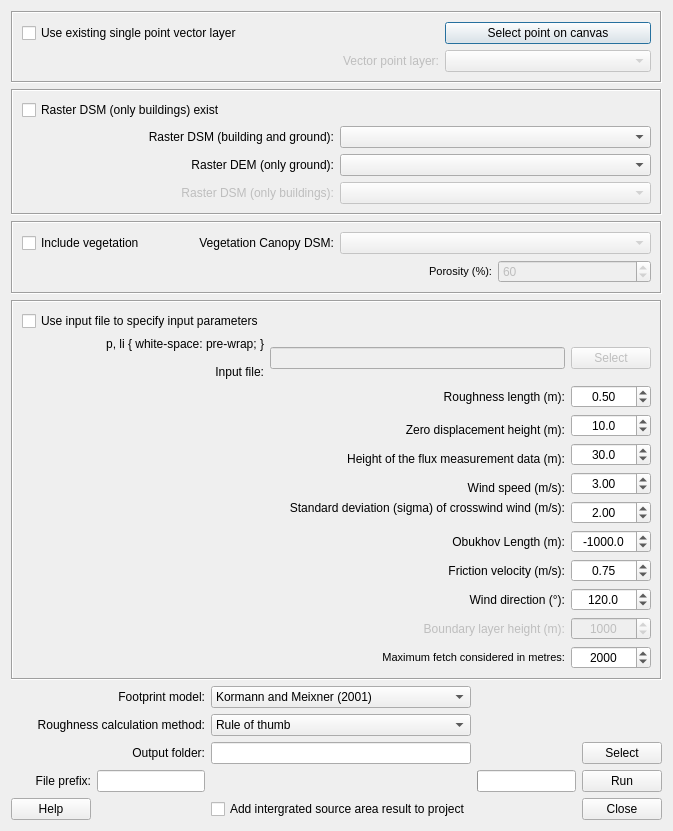
Qt form FootprintModel/footprint_model_dialog_base.ui (UMEP-dev/UMEP) before a commit.
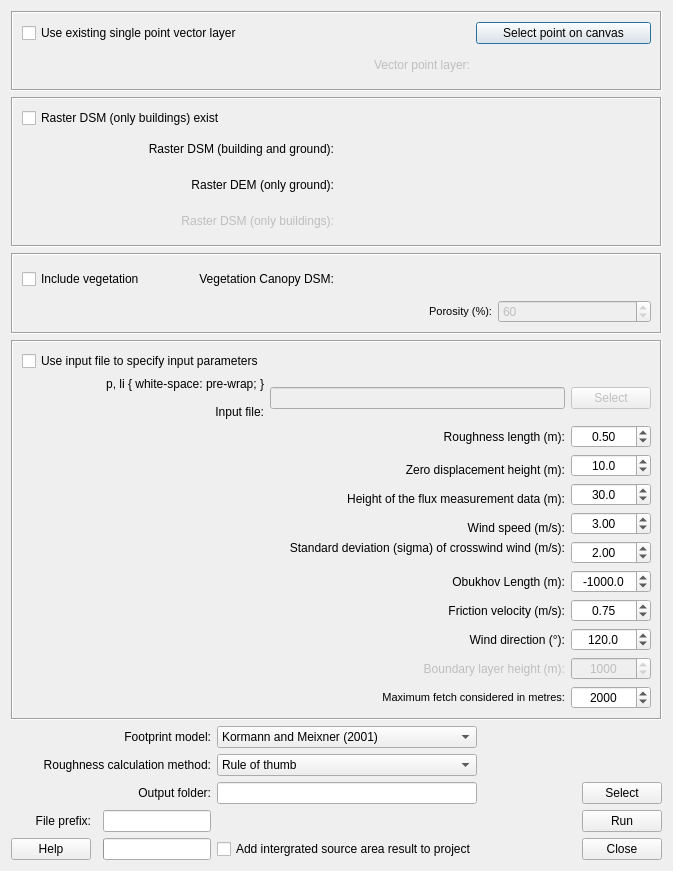
The same form after that commit.

Diff of the .ui file:
```diff
--- a/FootprintModel/footprint_model_dialog_base.ui
+++ b/FootprintModel/footprint_model_dialog_base.ui
@@ -7,7 +7,7 @@
     <x>0</x>
     <y>0</y>
     <width>673</width>
-    <height>794</height>
+    <height>870</height>
    </rect>
   </property>
   <property name="windowTitle">
@@ -23,47 +23,7 @@
       <enum>QFrame::Sunken</enum>
      </property>
      <layout class="QGridLayout" name="gridLayout">
-      <item row="1" column="1">
-       <widget class="QLabel" name="label_6">
-        <property name="enabled">
-         <bool>false</bool>
-        </property>
-        <property name="text">
-         <string>Vector point layer:</string>
-        </property>
-        <property name="alignment">
-         <set>Qt::AlignRight|Qt::AlignTrailing|Qt::AlignVCenter</set>
-        </property>
-        <property name="buddy">
-         <cstring>comboBox_Point</cstring>
-        </property>
-       </widget>
-      </item>
-      <item row="0" column="0" colspan="2">
-       <widget class="QCheckBox" name="checkBoxVectorLayer">
-        <property name="layoutDirection">
-         <enum>Qt::LeftToRight</enum>
-        </property>
-        <property name="text">
-         <string>Use existing single point vector layer</string>
-        </property>
-       </widget>
-      </item>
-      <item row="1" column="2">
-       <widget class="QComboBox" name="comboBox_Point">
-        <property name="enabled">
-         <bool>false</bool>
-        </property>
-        <property name="toolTip">
-         <string>&lt;!DOCTYPE HTML PUBLIC &quot;-//W3C//DTD HTML 4.0//EN&quot; &quot;http://www.w3.org/TR/REC-html40/strict.dtd&quot;&gt;
-&lt;html&gt;&lt;head&gt;&lt;meta name=&quot;qrichtext&quot; content=&quot;1&quot; /&gt;&lt;style type=&quot;text/css&quot;&gt;
-p, li { white-space: pre-wrap; }
-&lt;/style&gt;&lt;/head&gt;&lt;body style=&quot; font-family:'MS Shell Dlg 2'; font-size:8.25pt; font-weight:400; font-style:normal;&quot;&gt;
-&lt;p style=&quot; margin-top:0px; margin-bottom:0px; margin-left:0px; margin-right:0px; -qt-block-indent:0; text-indent:0px;&quot;&gt;&lt;span style=&quot; font-size:8pt;&quot;&gt;This Polygon layer could include one single or mutiple squares &lt;/span&gt;&lt;/p&gt;&lt;/body&gt;&lt;/html&gt;</string>
-        </property>
-       </widget>
-      </item>
-      <item row="0" column="2">
+      <item row="0" column="3">
        <widget class="QPushButton" name="selectpoint">
         <property name="contextMenuPolicy">
          <enum>Qt::DefaultContextMenu</enum>
@@ -79,7 +39,17 @@
         </property>
        </widget>
       </item>
-      <item row="2" column="1">
+      <item row="0" column="0">
+       <widget class="QCheckBox" name="checkBoxVectorLayer">
+        <property name="layoutDirection">
+         <enum>Qt::LeftToRight</enum>
+        </property>
+        <property name="text">
+         <string>Use existing single point vector layer</string>
+        </property>
+       </widget>
+      </item>
+      <item row="4" column="1" colspan="2">
        <spacer name="verticalSpacer_5">
         <property name="orientation">
          <enum>Qt::Vertical</enum>
@@ -92,95 +62,32 @@
         </property>
        </spacer>
       </item>
-     </layout>
-    </widget>
-   </item>
-   <item row="1" column="0">
-    <widget class="QFrame" name="frame">
-     <property name="frameShape">
-      <enum>QFrame::Box</enum>
-     </property>
-     <property name="frameShadow">
-      <enum>QFrame::Sunken</enum>
-     </property>
-     <layout class="QGridLayout" name="gridLayout_2">
-      <item row="0" column="0">
-       <widget class="QCheckBox" name="checkBoxOnlyBuilding">
-        <property name="layoutDirection">
-         <enum>Qt::LeftToRight</enum>
-        </property>
-        <property name="text">
-         <string>Raster DSM (only buildings) exist</string>
-        </property>
-       </widget>
-      </item>
-      <item row="1" column="0">
-       <widget class="QLabel" name="label_2">
-        <property name="text">
-         <string>Raster DSM (building and ground):</string>
-        </property>
-        <property name="alignment">
-         <set>Qt::AlignRight|Qt::AlignTrailing|Qt::AlignVCenter</set>
-        </property>
-        <property name="buddy">
-         <cstring>comboBox_DSMbuildground</cstring>
-        </property>
-       </widget>
-      </item>
-      <item row="2" column="0">
-       <widget class="QLabel" name="label_3">
-        <property name="text">
-         <string>Raster DEM (only ground):</string>
-        </property>
-        <property name="alignment">
-         <set>Qt::AlignRight|Qt::AlignTrailing|Qt::AlignVCenter</set>
-        </property>
-        <property name="buddy">
-         <cstring>comboBox_DEM</cstring>
-        </property>
-       </widget>
-      </item>
-      <item row="2" column="1">
-       <widget class="QComboBox" name="comboBox_DEM"/>
-      </item>
-      <item row="3" column="0">
-       <widget class="QLabel" name="label_4">
-        <property name="enabled">
-         <bool>false</bool>
-        </property>
-        <property name="text">
-         <string>Raster DSM (only buildings):</string>
-        </property>
-        <property name="alignment">
-         <set>Qt::AlignRight|Qt::AlignTrailing|Qt::AlignVCenter</set>
-        </property>
-        <property name="buddy">
-         <cstring>comboBox_DSMbuild</cstring>
-        </property>
-       </widget>
-      </item>
-      <item row="3" column="1">
-       <widget class="QComboBox" name="comboBox_DSMbuild">
-        <property name="enabled">
-         <bool>false</bool>
-        </property>
-       </widget>
-      </item>
-      <item row="1" column="1">
-       <widget class="QComboBox" name="comboBox_DSMbuildground"/>
-      </item>
-      <item row="4" column="0">
-       <spacer name="verticalSpacer">
-        <property name="orientation">
-         <enum>Qt::Vertical</enum>
-        </property>
-        <property name="sizeHint" stdset="0">
+      <item row="1" column="3">
+       <widget class="QWidget" name="widgetPointLayer" native="true">
+        <property name="minimumSize">
          <size>
-          <width>20</width>
-          <height>40</height>
+          <width>175</width>
+          <height>30</height>
          </size>
         </property>
-       </spacer>
+        <property name="layoutDirection">
+         <enum>Qt::LeftToRight</enum>
+        </property>
+        <layout class="QGridLayout" name="gridLayout_10"/>
+       </widget>
+      </item>
+      <item row="1" column="2">
+       <widget class="QLabel" name="label_6">
+        <property name="enabled">
+         <bool>false</bool>
+        </property>
+        <property name="text">
+         <string>Vector point layer:</string>
+        </property>
+        <property name="alignment">
+         <set>Qt::AlignRight|Qt::AlignTrailing|Qt::AlignVCenter</set>
+        </property>
+       </widget>
       </item>
      </layout>
     </widget>
@@ -193,27 +100,7 @@
      <property name="frameShadow">
       <enum>QFrame::Sunken</enum>
      </property>
-     <layout class="QGridLayout" name="gridLayout_3">
-      <item row="0" column="4" colspan="2">
-       <widget class="QComboBox" name="comboBox_vegdsm">
-        <property name="enabled">
-         <bool>false</bool>
-        </property>
-        <property name="toolTip">
-         <string>A raster grid consisting of heights of vegetation above ground. Should have same spatial extent and resolution as Building and Ground DSM</string>
-        </property>
-       </widget>
-      </item>
-      <item row="3" column="5">
-       <widget class="QSpinBox" name="spinBoxPorosity">
-        <property name="enabled">
-         <bool>false</bool>
-        </property>
-        <property name="value">
-         <number>60</number>
-        </property>
-       </widget>
-      </item>
+     <layout class="QGridLayout" name="gridLayout_11">
       <item row="0" column="0">
        <widget class="QCheckBox" name="checkBoxUseVeg">
         <property name="enabled">
@@ -224,7 +111,7 @@
         </property>
        </widget>
       </item>
-      <item row="0" column="2">
+      <item row="0" column="1">
        <widget class="QLabel" name="label_21">
         <property name="text">
          <string>Vegetation Canopy DSM:</string>
@@ -234,7 +121,21 @@
         </property>
        </widget>
       </item>
-      <item row="3" column="4">
+      <item row="0" column="2" colspan="2">
+       <widget class="QWidget" name="widgetVegDSM" native="true">
+        <property name="minimumSize">
+         <size>
+          <width>175</width>
+          <height>30</height>
+         </size>
+        </property>
+        <property name="layoutDirection">
+         <enum>Qt::LeftToRight</enum>
+        </property>
+        <layout class="QGridLayout" name="gridLayout_3"/>
+       </widget>
+      </item>
+      <item row="1" column="2">
        <widget class="QLabel" name="label_20">
         <property name="text">
          <string>&lt;!DOCTYPE HTML PUBLIC &quot;-//W3C//DTD HTML 4.0//EN&quot; &quot;http://www.w3.org/TR/REC-html40/strict.dtd&quot;&gt;
@@ -248,7 +149,17 @@
         </property>
        </widget>
       </item>
-      <item row="4" column="4">
+      <item row="1" column="3">
+       <widget class="QSpinBox" name="spinBoxPorosity">
+        <property name="enabled">
+         <bool>false</bool>
+        </property>
+        <property name="value">
+         <number>60</number>
+        </property>
+       </widget>
+      </item>
+      <item row="2" column="2">
        <spacer name="verticalSpacer_2">
         <property name="orientation">
          <enum>Qt::Vertical</enum>
@@ -603,24 +514,14 @@
        </property>
       </widget>
      </item>
-     <item row="3" column="4">
-      <widget class="QProgressBar" name="progressBar">
-       <property name="value">
-        <number>0</number>
-       </property>
-       <property name="textVisible">
-        <bool>false</bool>
-       </property>
-      </widget>
-     </item>
-     <item row="3" column="1">
+     <item row="3" column="2">
       <widget class="QLineEdit" name="textOutput_prefix">
        <property name="alignment">
         <set>Qt::AlignCenter</set>
        </property>
       </widget>
      </item>
-     <item row="1" column="0" colspan="2">
+     <item row="1" column="0" colspan="3">
       <widget class="QLabel" name="label_8">
        <property name="text">
         <string>Roughness calculation method:</string>
@@ -633,7 +534,7 @@
        </property>
       </widget>
      </item>
-     <item row="1" column="2">
+     <item row="1" column="3">
       <widget class="QComboBox" name="comboBox_Roughness">
        <item>
         <property name="text">
@@ -667,7 +568,7 @@
        </item>
       </widget>
      </item>
-     <item row="4" column="2">
+     <item row="4" column="3">
       <widget class="QCheckBox" name="checkBoxIntoCanvas">
        <property name="enabled">
         <bool>true</bool>
@@ -677,7 +578,7 @@
        </property>
       </widget>
      </item>
-     <item row="3" column="5">
+     <item row="3" column="6">
       <widget class="QPushButton" name="runButton">
        <property name="enabled">
         <bool>true</bool>
@@ -687,7 +588,7 @@
        </property>
       </widget>
      </item>
-     <item row="4" column="4">
+     <item row="4" column="5">
       <spacer name="horizontalSpacer">
        <property name="orientation">
         <enum>Qt::Horizontal</enum>
@@ -700,10 +601,10 @@
        </property>
       </spacer>
      </item>
-     <item row="2" column="2">
+     <item row="2" column="3">
       <widget class="QLineEdit" name="textOutput"/>
      </item>
-     <item row="4" column="5">
+     <item row="4" column="6">
       <widget class="QPushButton" name="closeButton">
        <property name="enabled">
         <bool>true</bool>
@@ -713,7 +614,7 @@
        </property>
       </widget>
      </item>
-     <item row="0" column="0" colspan="2">
+     <item row="0" column="0" colspan="3">
       <widget class="QLabel" name="label_22">
        <property name="text">
         <string>Footprint model:</string>
@@ -726,14 +627,14 @@
        </property>
       </widget>
      </item>
-     <item row="2" column="5">
+     <item row="2" column="6">
       <widget class="QPushButton" name="pushButtonSave">
        <property name="text">
         <string>Select</string>
        </property>
       </widget>
      </item>
-     <item row="0" column="2">
+     <item row="0" column="3">
       <widget class="QComboBox" name="comboBoxFPM">
        <item>
         <property name="text">
@@ -757,20 +658,7 @@
        </property>
       </widget>
      </item>
-     <item row="4" column="1">
-      <spacer name="horizontalSpacer_2">
-       <property name="orientation">
-        <enum>Qt::Horizontal</enum>
-       </property>
-       <property name="sizeHint" stdset="0">
-        <size>
-         <width>40</width>
-         <height>20</height>
-        </size>
-       </property>
-      </spacer>
-     </item>
-     <item row="2" column="1">
+     <item row="2" column="2">
       <widget class="QLabel" name="label_5">
        <property name="text">
         <string>Output folder:</string>
@@ -780,8 +668,141 @@
        </property>
       </widget>
      </item>
+     <item row="3" column="3">
+      <spacer name="horizontalSpacer_2">
+       <property name="orientation">
+        <enum>Qt::Horizontal</enum>
+       </property>
+       <property name="sizeHint" stdset="0">
+        <size>
+         <width>40</width>
+         <height>20</height>
+        </size>
+       </property>
+      </spacer>
+     </item>
+     <item row="4" column="2">
+      <widget class="QProgressBar" name="progressBar">
+       <property name="value">
+        <number>0</number>
+       </property>
+       <property name="textVisible">
+        <bool>false</bool>
+       </property>
+      </widget>
+     </item>
     </layout>
    </item>
+   <item row="1" column="0">
+    <widget class="QFrame" name="frame">
+     <property name="frameShape">
+      <enum>QFrame::Box</enum>
+     </property>
+     <property name="frameShadow">
+      <enum>QFrame::Sunken</enum>
+     </property>
+     <layout class="QGridLayout" name="gridLayout_9">
+      <item row="3" column="1">
+       <widget class="QWidget" name="widgetDSMbuildground" native="true">
+        <property name="minimumSize">
+         <size>
+          <width>175</width>
+          <height>30</height>
+         </size>
+        </property>
+        <property name="layoutDirection">
+         <enum>Qt::LeftToRight</enum>
+        </property>
+        <layout class="QGridLayout" name="gridLayout_2"/>
+       </widget>
+      </item>
+      <item row="3" column="0">
+       <widget class="QLabel" name="label_2">
+        <property name="text">
+         <string>Raster DSM (building and ground):</string>
+        </property>
+        <property name="alignment">
+         <set>Qt::AlignRight|Qt::AlignTrailing|Qt::AlignVCenter</set>
+        </property>
+       </widget>
+      </item>
+      <item row="8" column="1">
+       <spacer name="verticalSpacer">
+        <property name="orientation">
+         <enum>Qt::Vertical</enum>
+        </property>
+        <property name="sizeHint" stdset="0">
+         <size>
+          <width>20</width>
+          <height>40</height>
+         </size>
+        </property>
+       </spacer>
+      </item>
+      <item row="0" column="0">
+       <widget class="QCheckBox" name="checkBoxOnlyBuilding">
+        <property name="layoutDirection">
+         <enum>Qt::LeftToRight</enum>
+        </property>
+        <property name="text">
+         <string>Raster DSM (only buildings) exist</string>
+        </property>
+       </widget>
+      </item>
+      <item row="4" column="1">
+       <widget class="QWidget" name="widgetDEM" native="true">
+        <property name="minimumSize">
+         <size>
+          <width>175</width>
+          <height>30</height>
+         </size>
+        </property>
+        <property name="layoutDirection">
+         <enum>Qt::LeftToRight</enum>
+        </property>
+        <layout class="QGridLayout" name="gridLayout_7"/>
+       </widget>
+      </item>
+      <item row="4" column="0">
+       <widget class="QLabel" name="label_3">
+        <property name="text">
+         <string>Raster DEM (only ground):</string>
+        </property>
+        <property name="alignment">
+         <set>Qt::AlignRight|Qt::AlignTrailing|Qt::AlignVCenter</set>
+        </property>
+       </widget>
+      </item>
+      <item row="5" column="1">
+       <widget class="QWidget" name="widgetDSMbuild" native="true">
+        <property name="minimumSize">
+         <size>
+          <width>175</width>
+          <height>30</height>
+         </size>
+        </property>
+        <property name="layoutDirection">
+         <enum>Qt::LeftToRight</enum>
+        </property>
+        <layout class="QGridLayout" name="gridLayout_8"/>
+       </widget>
+      </item>
+      <item row="5" column="0">
+       <widget class="QLabel" name="label_4">
+        <property name="enabled">
+         <bool>false</bool>
+        </property>
+        <property name="text">
+         <string>Raster DSM (only buildings):</string>
+        </property>
+        <property name="alignment">
+         <set>Qt::AlignRight|Qt::AlignTrailing|Qt::AlignVCenter</set>
+        </property>
+       </widget>
+      </item>
+     </layout>
+    </widget>
+   </item>
   </layout>
   <zorder>frame_3</zorder>
   <zorder>frame_2</zorder>
```
Left out of the diff: 87 changed lines with no effect on the pictures.
